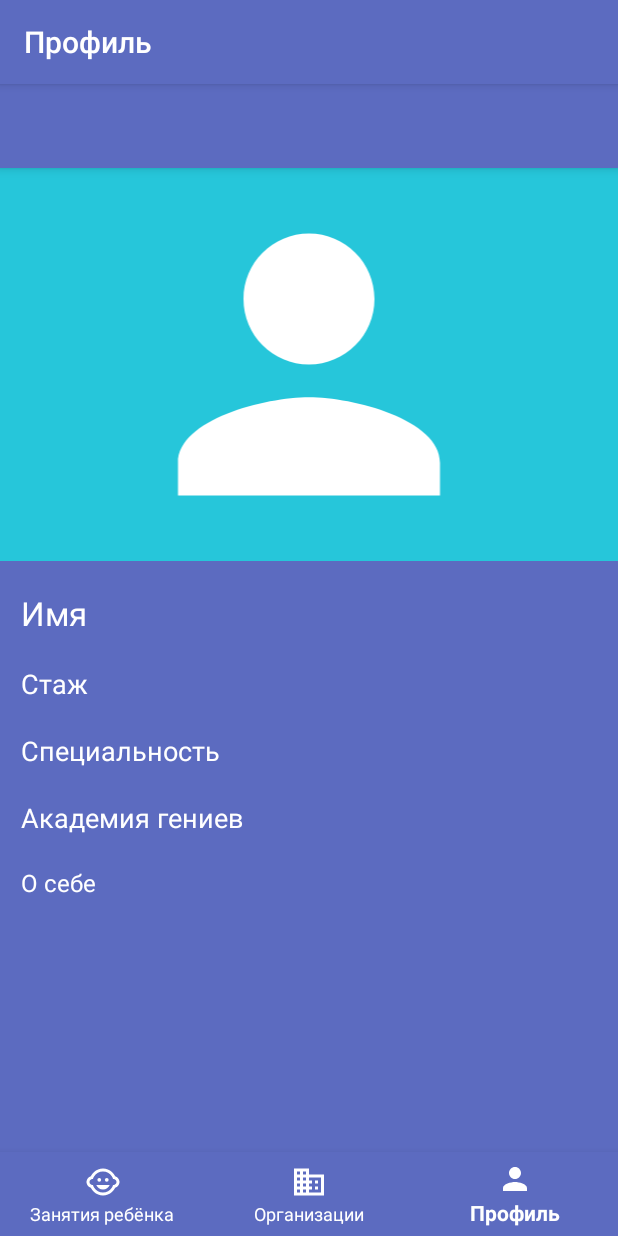
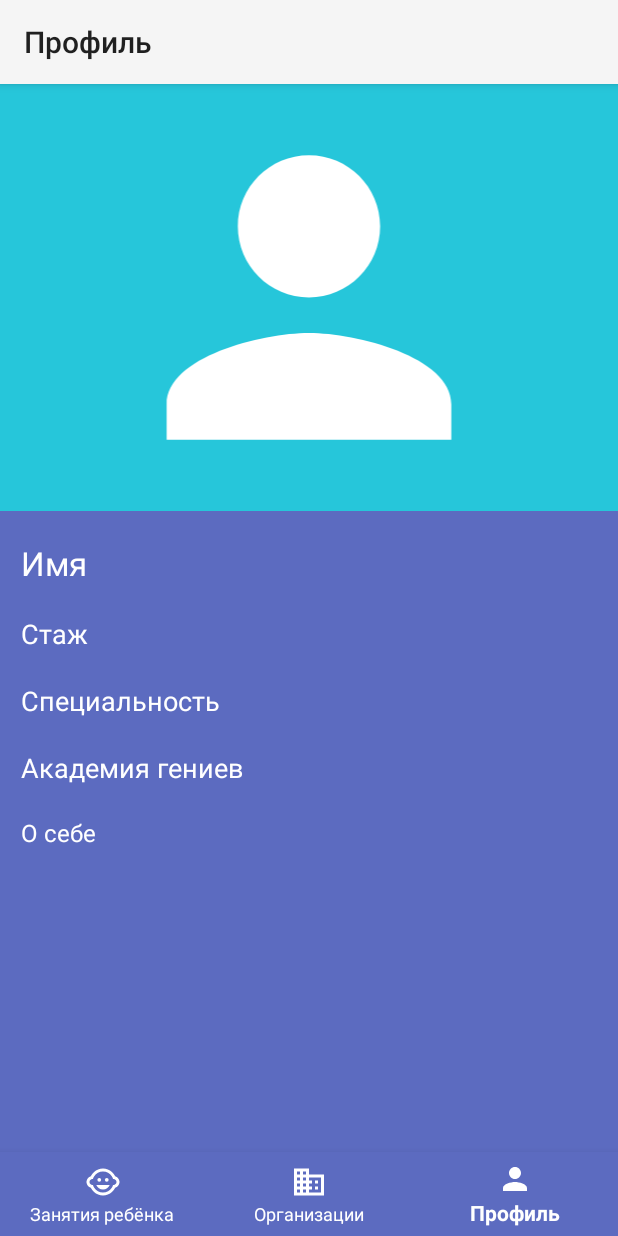
Before and after one commit to ivatar39/Udicate, an Android app: the ParentActivity screen opened directly, with no data from a screen before it, item 3 of the bottom bar chosen, on a phone screen of 412 x 824 dp. Run offline under Robolectric (Android 15) with nearby library versions, the phone set to English and light mode, and no system bars; pictures from the network do not load.

```diff
--- a/app/src/main/AndroidManifest.xml
+++ b/app/src/main/AndroidManifest.xml
@@ -33,6 +33,7 @@
         <activity android:name=".activity.SubjectsActivity"
             android:screenOrientation="portrait"></activity>
         <activity android:name=".activity.ParentActivity"
+            android:theme="@style/Theme.AppCompat.Light.NoActionBar"
             android:screenOrientation="portrait"></activity>
     </application>
 
--- a/app/src/main/java/com/ivlup/udicate/activity/ParentActivity.java
+++ b/app/src/main/java/com/ivlup/udicate/activity/ParentActivity.java
@@ -7,7 +7,6 @@ import android.support.design.widget.BottomNavigationView;
 import android.support.v4.app.Fragment;
 import android.support.v4.app.FragmentTransaction;
 import android.support.v4.content.ContextCompat;
-import android.support.v7.app.ActionBar;
 import android.support.v7.app.AppCompatActivity;
 import android.support.v7.widget.Toolbar;
 import android.view.MenuItem;
@@ -22,6 +21,7 @@ public class ParentActivity extends AppCompatActivity {
     private static final String SELECTED_ITEM = "arg_selected_item";
     private int mSelectedItem;
     private Fragment mOrganizations, mProfile, mLessonsPerson;
+    private Toolbar myToolbar;
 
     @Override
     protected void onCreate(Bundle savedInstanceState) {
@@ -37,7 +37,7 @@ public class ParentActivity extends AppCompatActivity {
             }
         });
 
-        Toolbar myToolbar =  findViewById(R.id.my_pt_toolbar);
+        myToolbar =  findViewById(R.id.my_pt_toolbar);
         setSupportActionBar(myToolbar);
 
         MenuItem selectedItem;
@@ -116,9 +116,8 @@ public class ParentActivity extends AppCompatActivity {
     }
 
     private void updateToolbarText(CharSequence text) {
-        ActionBar actionBar = getSupportActionBar();
-        if (actionBar != null) {
-            actionBar.setTitle(text);
+        if (myToolbar != null) {
+            myToolbar.setTitle(text);
         }
     }
 
```
Also changed, not shown: app/src/main/java/com/ivlup/udicate/activity/EnterActivity.java (+17 -0 lines), app/src/main/java/com/ivlup/udicate/activity/RegistrationActivity.java (+9 -1 lines), app/src/main/java/com/ivlup/udicate/backend/repository/UserProfileRepository.java (+5 -5 lines), 2 other files.
